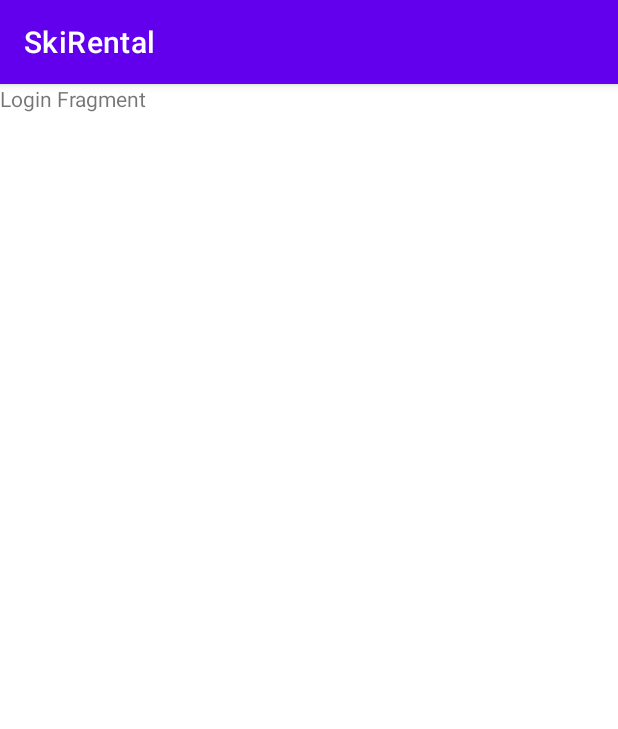
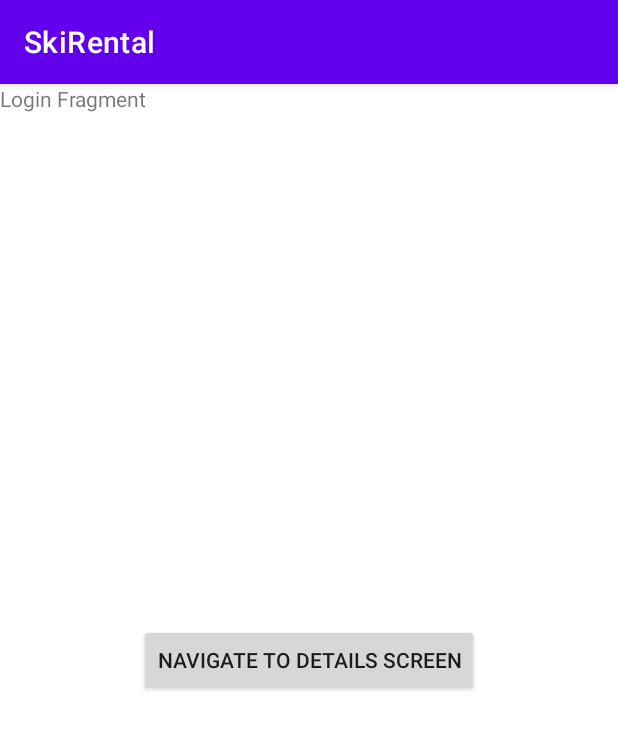
Before and after one commit to RiceanVlad/SkiRentalBachelorDegree, an Android app: the screen it shows after launch (MainActivity), on a phone screen of 412 x 824 dp. Shown: the top 729 px of the screen. Run offline under Robolectric (Android 15) with nearby library versions, the phone set to English and light mode, and no system bars.

Commit message:
-added button on login

```diff
--- a/app/src/main/res/layout/login_fragment.xml
+++ b/app/src/main/res/layout/login_fragment.xml
@@ -1,13 +1,29 @@
 <?xml version="1.0" encoding="utf-8"?>
-<FrameLayout xmlns:android="http://schemas.android.com/apk/res/android"
+<androidx.constraintlayout.widget.ConstraintLayout xmlns:android="http://schemas.android.com/apk/res/android"
+    xmlns:app="http://schemas.android.com/apk/res-auto"
     xmlns:tools="http://schemas.android.com/tools"
     android:layout_width="match_parent"
     android:layout_height="match_parent"
     tools:context=".ui.fragments.LoginFragment">
 
     <TextView
-        android:layout_width="match_parent"
-        android:layout_height="match_parent"
-        android:text="Login Fragment" />
+        android:id="@+id/textView"
+        android:layout_width="0dp"
+        android:layout_height="0dp"
+        android:text="Login Fragment"
+        app:layout_constraintBottom_toBottomOf="parent"
+        app:layout_constraintEnd_toEndOf="parent"
+        app:layout_constraintStart_toStartOf="parent"
+        app:layout_constraintTop_toTopOf="parent" />
 
-</FrameLayout>
+    <androidx.appcompat.widget.AppCompatButton
+        android:id="@+id/btnNavigateToDetails"
+        android:layout_width="wrap_content"
+        android:layout_height="wrap_content"
+        android:text="Navigate to details screen"
+        app:layout_constraintBottom_toBottomOf="parent"
+        app:layout_constraintEnd_toEndOf="parent"
+        app:layout_constraintStart_toStartOf="parent"
+        app:layout_constraintTop_toTopOf="parent" />
+
+</androidx.constraintlayout.widget.ConstraintLayout>
```
